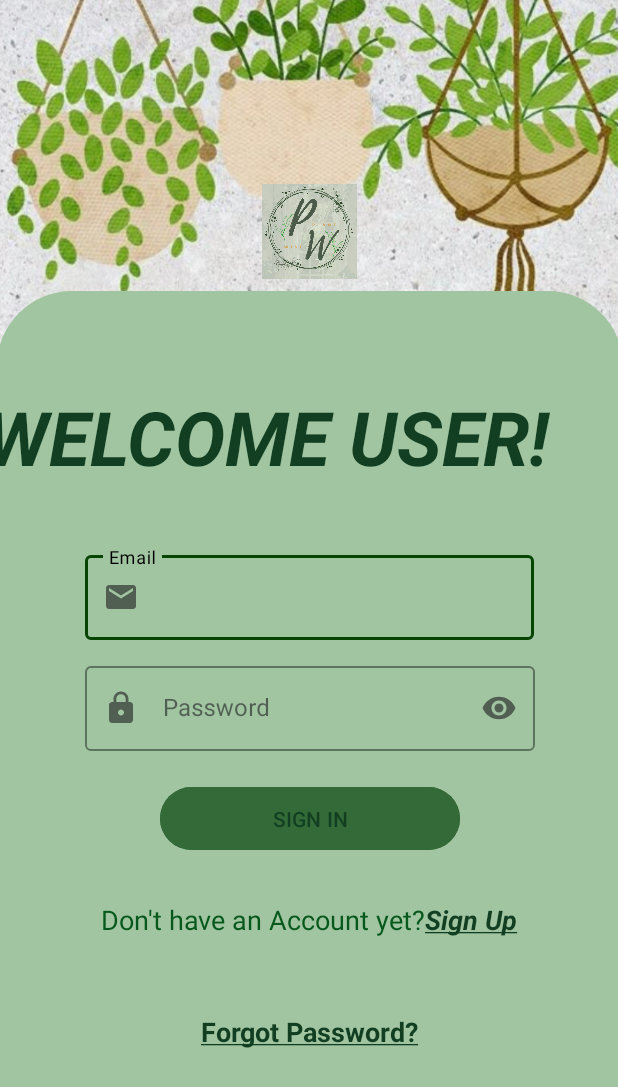
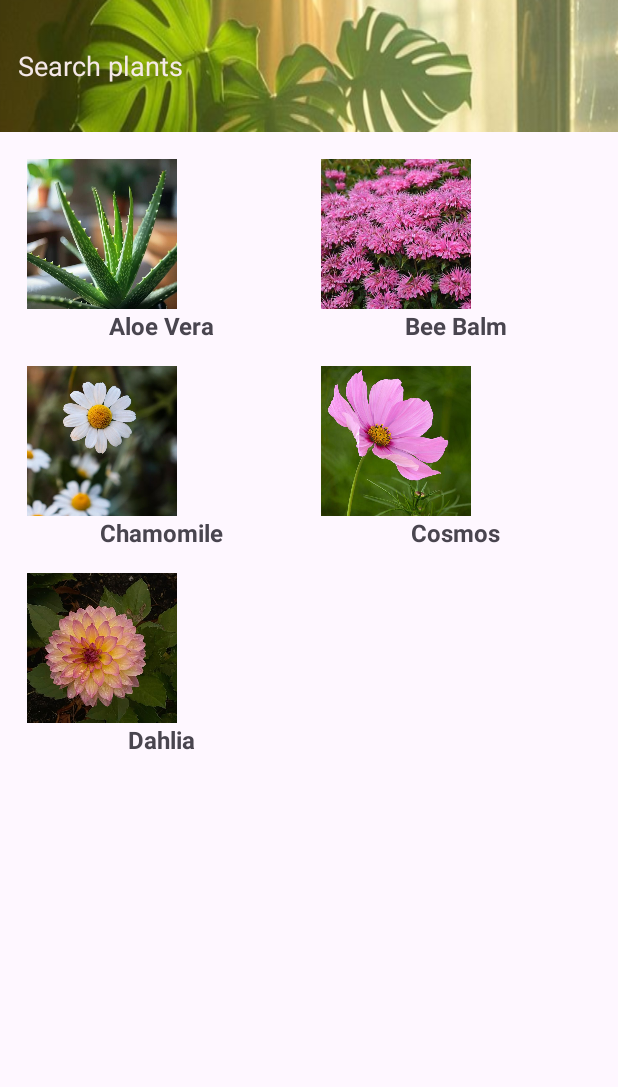
Before and after one commit to tush-gt/Plantwise, an Android app: the screen it shows after launch (loginActivity before the commit, HomeActivity after it), after a tap on "SIGN IN", on a phone screen of 412 x 824 dp. Shown: the top 1087 px of the screen. Run offline under Robolectric (Android 15) with nearby library versions, the phone set to English and light mode, and no system bars; Roboto replaces fonts that are not available here.

Commit message:
home page

```diff
--- /dev/null
+++ b/app/src/main/java/com/example/plantwise/HomeActivity.kt
@@ -0,0 +1,43 @@
+package com.example.plantwise
+import com.example.plantwise.PlantAdapter
+
+import android.content.Intent
+import android.os.Bundle
+import androidx.appcompat.app.AppCompatActivity
+import androidx.recyclerview.widget.GridLayoutManager
+import androidx.recyclerview.widget.RecyclerView
+import com.example.plantwise.Plant
+import com.example.plantwise.PlantDetailActivity
+import com.example.plantwise.R
+
+class HomeActivity: AppCompatActivity() {
+    private lateinit var recyclerView: RecyclerView
+    private lateinit var plantAdapter: PlantAdapter
+
+    override fun onCreate(savedInstanceState: Bundle?) {
+        super.onCreate(savedInstanceState)
+        setContentView(R.layout.home_page)
+
+        recyclerView = findViewById(R.id.recyclerView)
+        recyclerView.layoutManager = GridLayoutManager(this, 2)
+
+        // Sample plant data
+        val plants = listOf(
+            Plant("Aloe Vera", R.drawable.aloe_vera),
+            Plant("Bee Balm", R.drawable.bee_balm),
+            Plant("Chamomile", R.drawable.chamomile),
+            Plant("Cosmos", R.drawable.cosmos),
+            Plant("Dahlia", R.drawable.dahlia)
+        )
+
+        plantAdapter = PlantAdapter(plants) { plant ->
+            // Open PlantDetailActivity when a plant is clicked
+            val intent = Intent(this, PlantDetailActivity::class.java)
+            intent.putExtra("plantName", plant.name)
+            intent.putExtra("plantImage", plant.imageResId)
+            startActivity(intent)
+        }
+
+        recyclerView.adapter = plantAdapter
+    }
+}
--- a/app/src/main/java/com/example/plantwise/loginActivity.kt
+++ b/app/src/main/java/com/example/plantwise/LoginActivity.kt
@@ -1,5 +1,6 @@
 package com.example.plantwise
 
+import android.content.Intent
 import android.os.Bundle
 import androidx.activity.enableEdgeToEdge
 import androidx.appcompat.app.AppCompatActivity
@@ -7,7 +8,8 @@
 import androidx.core.view.WindowInsetsCompat
 import com.example.plantwise.databinding.ActivityLoginBinding
 
-class loginActivity : AppCompatActivity() {
+class LoginActivity : AppCompatActivity() {
+
 
     lateinit var loginBinding: ActivityLoginBinding
 
@@ -18,16 +20,19 @@
         enableEdgeToEdge()
         setContentView(view)
 
+        // 🔹 Navigate to Home Page on Sign In Button Click
         loginBinding.buttonSignin.setOnClickListener {
-
+            val intent = Intent(this@LoginActivity, HomeActivity::class.java)
+            startActivity(intent)
+            finish() // Close LoginActivity so user can't go back
         }
 
-        loginBinding.textviewsignup.setOnClickListener{
-
+        loginBinding.textviewsignup.setOnClickListener {
+            // TODO: Add navigation to Sign Up page
         }
 
         loginBinding.textViewForgotpassword.setOnClickListener {
-
+            // TODO: Add navigation to Forgot Password page
         }
 
         ViewCompat.setOnApplyWindowInsetsListener(findViewById(R.id.main)) { v, insets ->
--- a/app/src/main/java/com/example/plantwise/WelcomeActivity.kt
+++ b/app/src/main/java/com/example/plantwise/WelcomeActivity.kt
@@ -27,13 +27,12 @@
 
         val handler = Handler(Looper.getMainLooper())
 
-        var postDelayed = handler.postDelayed(object : Runnable {
-            override fun run() {
-                val intent = Intent(this@WelcomeActivity, loginActivity::class.java)
-                startActivity(intent)
-                finish()
-            }
-        },5000)
+        handler.postDelayed({
+            val intent = Intent(this@WelcomeActivity, LoginActivity::class.java)
+            startActivity(intent)
+            finish()
+        }, 5000)
+
 
         ViewCompat.setOnApplyWindowInsetsListener(findViewById(R.id.main)) { v, insets ->
             val systemBars = insets.getInsets(WindowInsetsCompat.Type.systemBars())
--- a/app/src/main/res/layout/home_page.xml
+++ b/app/src/main/res/layout/home_page.xml
@@ -27,6 +27,6 @@
         android:id="@+id/recyclerView"
         android:layout_width="match_parent"
         android:layout_height="match_parent"
-        android:padding="10dp"/>
+        android:padding="10dp" />
 
 </LinearLayout>
```
Also changed, not shown: app/src/main/AndroidManifest.xml (+8 -4 lines), app/src/main/java/com/example/plantwise/MainActivity.kt (+9 -32 lines).
